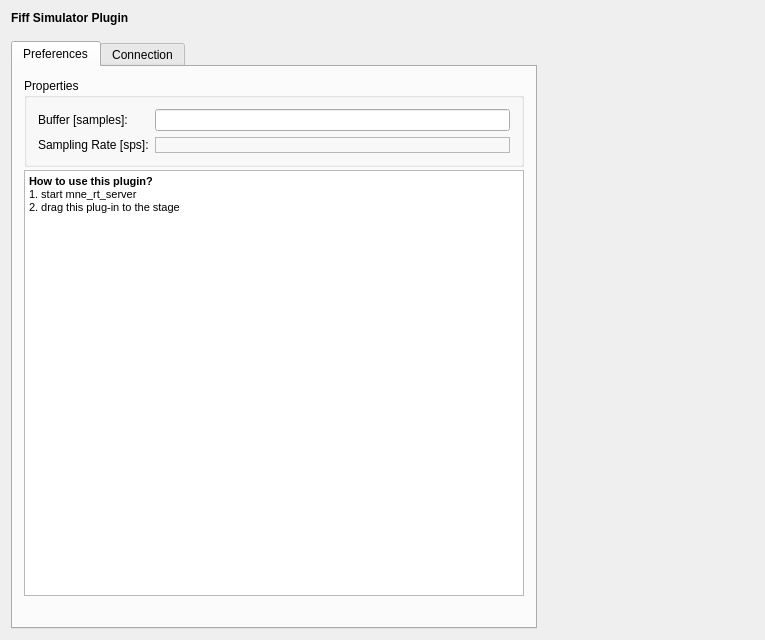
Old version of the form applications/mne_scan/plugins/fiffsimulator/FormFiles/fiffsimulatorsetup.ui in the repository mne-tools/mne-cpp.
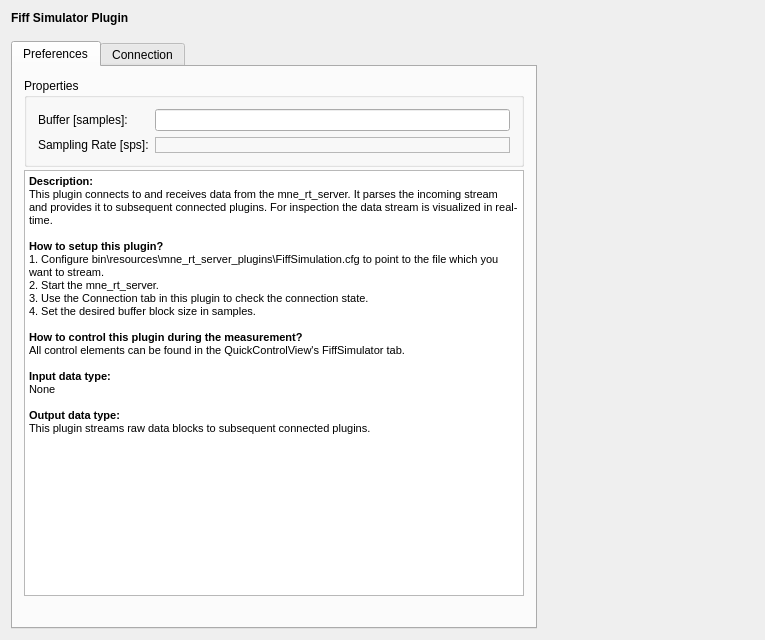
New version of the form. The open tabs and pages were chosen to show the change.

What changed in the file:
```diff
--- a/applications/mne_scan/plugins/fiffsimulator/FormFiles/fiffsimulatorsetup.ui
+++ b/applications/mne_scan/plugins/fiffsimulator/FormFiles/fiffsimulatorsetup.ui
@@ -120,9 +120,23 @@
 &lt;html&gt;&lt;head&gt;&lt;meta name=&quot;qrichtext&quot; content=&quot;1&quot; /&gt;&lt;style type=&quot;text/css&quot;&gt;
 p, li { white-space: pre-wrap; }
 &lt;/style&gt;&lt;/head&gt;&lt;body style=&quot; font-family:'MS Shell Dlg 2'; font-size:8.25pt; font-weight:400; font-style:normal;&quot;&gt;
-&lt;p style=&quot; margin-top:0px; margin-bottom:0px; margin-left:0px; margin-right:0px; -qt-block-indent:0; text-indent:0px;&quot;&gt;&lt;span style=&quot; font-size:8pt; font-weight:600;&quot;&gt;How to use this plugin?&lt;/span&gt;&lt;/p&gt;
-&lt;p style=&quot; margin-top:0px; margin-bottom:0px; margin-left:0px; margin-right:0px; -qt-block-indent:0; text-indent:0px;&quot;&gt;&lt;span style=&quot; font-size:8pt;&quot;&gt;1. start mne_rt_server&lt;/span&gt;&lt;/p&gt;
-&lt;p style=&quot; margin-top:0px; margin-bottom:0px; margin-left:0px; margin-right:0px; -qt-block-indent:0; text-indent:0px;&quot;&gt;&lt;span style=&quot; font-size:8pt;&quot;&gt;2. drag this plug-in to the stage&lt;/span&gt;&lt;/p&gt;&lt;/body&gt;&lt;/html&gt;</string>
+&lt;p style=&quot; margin-top:0px; margin-bottom:0px; margin-left:0px; margin-right:0px; -qt-block-indent:0; text-indent:0px;&quot;&gt;&lt;span style=&quot; font-weight:600;&quot;&gt;Description:&lt;/span&gt;&lt;/p&gt;
+&lt;p style=&quot; margin-top:0px; margin-bottom:0px; margin-left:0px; margin-right:0px; -qt-block-indent:0; text-indent:0px;&quot;&gt;This plugin connects to and receives data from the mne_rt_server. It parses the incoming stream and provides it to subsequent connected plugins. For inspection the data stream is visualized in real-time.&lt;/p&gt;
+&lt;p style=&quot;-qt-paragraph-type:empty; margin-top:0px; margin-bottom:0px; margin-left:0px; margin-right:0px; -qt-block-indent:0; text-indent:0px;&quot;&gt;&lt;br /&gt;&lt;/p&gt;
+&lt;p style=&quot; margin-top:0px; margin-bottom:0px; margin-left:0px; margin-right:0px; -qt-block-indent:0; text-indent:0px;&quot;&gt;&lt;span style=&quot; font-weight:600;&quot;&gt;How to setup this plugin?&lt;/span&gt;&lt;/p&gt;
+&lt;p style=&quot; margin-top:0px; margin-bottom:0px; margin-left:0px; margin-right:0px; -qt-block-indent:0; text-indent:0px;&quot;&gt;1. Configure bin\resources\mne_rt_server_plugins\FiffSimulation.cfg to point to the file which you want to stream.&lt;/p&gt;
+&lt;p style=&quot; margin-top:0px; margin-bottom:0px; margin-left:0px; margin-right:0px; -qt-block-indent:0; text-indent:0px;&quot;&gt;2. Start the mne_rt_server.&lt;/p&gt;
+&lt;p style=&quot; margin-top:0px; margin-bottom:0px; margin-left:0px; margin-right:0px; -qt-block-indent:0; text-indent:0px;&quot;&gt;3. Use the Connection tab in this plugin to check the connection state.&lt;/p&gt;
+&lt;p style=&quot; margin-top:0px; margin-bottom:0px; margin-left:0px; margin-right:0px; -qt-block-indent:0; text-indent:0px;&quot;&gt;4. Set the desired buffer block size in samples.&lt;/p&gt;
+&lt;p style=&quot;-qt-paragraph-type:empty; margin-top:0px; margin-bottom:0px; margin-left:0px; margin-right:0px; -qt-block-indent:0; text-indent:0px;&quot;&gt;&lt;br /&gt;&lt;/p&gt;
+&lt;p style=&quot; margin-top:0px; margin-bottom:0px; margin-left:0px; margin-right:0px; -qt-block-indent:0; text-indent:0px;&quot;&gt;&lt;span style=&quot; font-weight:600;&quot;&gt;How to control this plugin during the measurement?&lt;/span&gt;&lt;/p&gt;
+&lt;p style=&quot; margin-top:0px; margin-bottom:0px; margin-left:0px; margin-right:0px; -qt-block-indent:0; text-indent:0px;&quot;&gt;All control elements can be found in the QuickControlView's FiffSimulator tab.&lt;/p&gt;
+&lt;p style=&quot;-qt-paragraph-type:empty; margin-top:0px; margin-bottom:0px; margin-left:0px; margin-right:0px; -qt-block-indent:0; text-indent:0px;&quot;&gt;&lt;br /&gt;&lt;/p&gt;
+&lt;p style=&quot; margin-top:0px; margin-bottom:0px; margin-left:0px; margin-right:0px; -qt-block-indent:0; text-indent:0px;&quot;&gt;&lt;span style=&quot; font-weight:600;&quot;&gt;Input data type:&lt;/span&gt;&lt;/p&gt;
+&lt;p style=&quot; margin-top:0px; margin-bottom:0px; margin-left:0px; margin-right:0px; -qt-block-indent:0; text-indent:0px;&quot;&gt;None&lt;/p&gt;
+&lt;p style=&quot;-qt-paragraph-type:empty; margin-top:0px; margin-bottom:0px; margin-left:0px; margin-right:0px; -qt-block-indent:0; text-indent:0px;&quot;&gt;&lt;br /&gt;&lt;/p&gt;
+&lt;p style=&quot; margin-top:0px; margin-bottom:0px; margin-left:0px; margin-right:0px; -qt-block-indent:0; text-indent:0px;&quot;&gt;&lt;span style=&quot; font-weight:600;&quot;&gt;Output data type:&lt;/span&gt;&lt;/p&gt;
+&lt;p style=&quot; margin-top:0px; margin-bottom:0px; margin-left:0px; margin-right:0px; -qt-block-indent:0; text-indent:0px;&quot;&gt;This plugin streams raw data blocks to subsequent connected plugins.&lt;/p&gt;&lt;/body&gt;&lt;/html&gt;</string>
            </property>
           </widget>
          </item>
```
Left out of the diff: 18 changed lines with no effect on the pictures.
